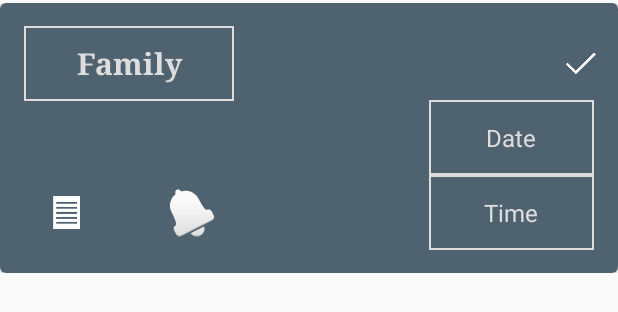
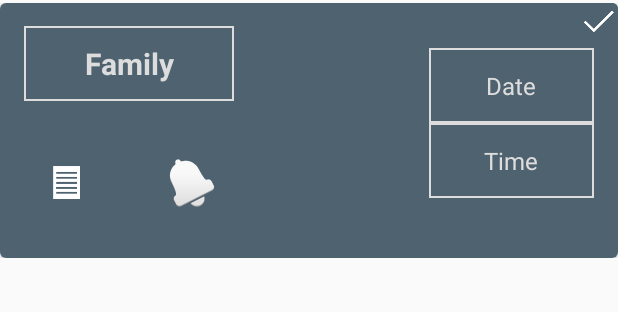
Before and after one commit to ckopsa/HomeTeacher, an Android app: the layout fragment_appointment.xml on its own in the app's theme, with its tools: preview values and no code run, on a phone screen of 412 x 824 dp. Shown: the top 312 px of the screen. Run offline under Robolectric (Android 15) with nearby library versions, the phone set to English and light mode, and no system bars.

Commit message:
Fixed the appointment cardview

```diff
--- a/app/src/main/res/layout/fragment_appointment.xml
+++ b/app/src/main/res/layout/fragment_appointment.xml
@@ -9,25 +9,30 @@
         android:id="@+id/card_view"
         android:layout_gravity="center"
         android:layout_width="match_parent"
-        android:layout_height="180dp"
+        android:layout_height="170dp"
         card_view:cardCornerRadius="4dp">
 
         <RelativeLayout xmlns:android="http://schemas.android.com/apk/res/android"
             android:layout_width="match_parent"
-            android:layout_height="wrap_content"
-            android:paddingBottom="15dp"
-            android:paddingTop="15dp"
+            android:layout_height="match_parent"
             android:background="@color/colorPrimaryDark"
             android:orientation="horizontal">
 
             <ImageButton
-                android:layout_width="50dp"
-                android:layout_height="50dp"
+                android:layout_width="25dp"
+                android:layout_height="25dp"
                 android:id="@+id/appointment_checkbox_button"
                 android:src="@drawable/ic_check"
                 android:background="@color/colorPrimaryDark"
-                android:layout_alignParentTop="true"
-                android:layout_alignParentEnd="true" />
+                android:layout_alignParentEnd="true"
+                android:layout_alignParentTop="true" />
+            <RelativeLayout xmlns:android="http://schemas.android.com/apk/res/android"
+                android:layout_width="match_parent"
+                android:layout_height="match_parent"
+                android:paddingBottom="15dp"
+                android:paddingTop="15dp"
+                android:background="@null"
+                android:orientation="horizontal">
 
                 <TextView
                     android:id="@+id/appointment_family"
@@ -45,8 +50,7 @@
                     android:textIsSelectable="true"
                     android:layout_alignParentTop="true"
                     android:layout_alignParentLeft="true"
-                android:gravity="center_vertical|center_horizontal"
-                android:typeface="serif" />
+                    android:gravity="center_vertical|center_horizontal" />
 
                 <ImageButton
                     android:layout_width="50dp"
@@ -57,7 +61,8 @@
                     android:layout_marginLeft="3dp"
                     android:layout_marginRight="3dp"
                     android:layout_alignParentBottom="true"
-                android:layout_alignStart="@+id/appointment_family" />
+                    android:layout_alignStart="@+id/appointment_family"
+                    android:layout_marginBottom="10dp" />
 
                 <ImageButton
                     android:layout_width="50dp"
@@ -68,7 +73,8 @@
                     android:layout_marginLeft="3dp"
                     android:layout_marginRight="3dp"
                     android:layout_alignParentBottom="true"
-                android:layout_alignEnd="@+id/appointment_family" />
+                    android:layout_alignEnd="@+id/appointment_family"
+                    android:layout_marginBottom="10dp" />
 
                 <TextView
                     android:id="@+id/appointment_date"
@@ -81,11 +87,12 @@
                     android:textAppearance="?attr/textAppearanceListItem"
                     android:layout_marginLeft="@dimen/text_margin"
                     android:layout_marginRight="@dimen/text_margin"
-                android:layout_centerInParent="true"
+                    android:layout_below="@id/appointment_family"
                     android:clickable="true"
                     android:gravity="center"
                     android:layout_alignParentEnd="true"
-                android:layout_alignParentTop="true" />
+                    android:layout_alignParentTop="false"
+                    android:layout_marginTop="-35dp" />
 
                 <TextView
                     android:id="@+id/appointment_time"
@@ -100,15 +107,14 @@
                     android:layout_marginLeft="@dimen/text_margin"
                     android:layout_marginRight="@dimen/text_margin"
                     android:gravity="center"
-                android:layout_alignParentBottom="true"
-                android:layout_alignParentEnd="true"
-                android:allowUndo="false"
-                android:phoneNumber="false" />
+                    android:layout_below="@id/appointment_date"
+                    android:layout_alignParentBottom="false"
+                    android:layout_alignParentEnd="true" />
 
                 <TextView
                     android:id="@+id/appointment_none"
-                android:layout_width="115dp"
-                android:layout_height="100dp"
+                    android:layout_width="wrap_content"
+                    android:layout_height="50dp"
                     android:textColor="@color/colorBackground"
                     android:background="@drawable/text_border"
                     android:text="No Appointment"
@@ -122,5 +128,6 @@
                     android:layout_centerVertical="true"
                     android:layout_alignParentEnd="true" />
             </RelativeLayout>
+        </RelativeLayout>
     </android.support.v7.widget.CardView>
 </LinearLayout>
```
Lines whose indentation alone changed are shown as unchanged.
